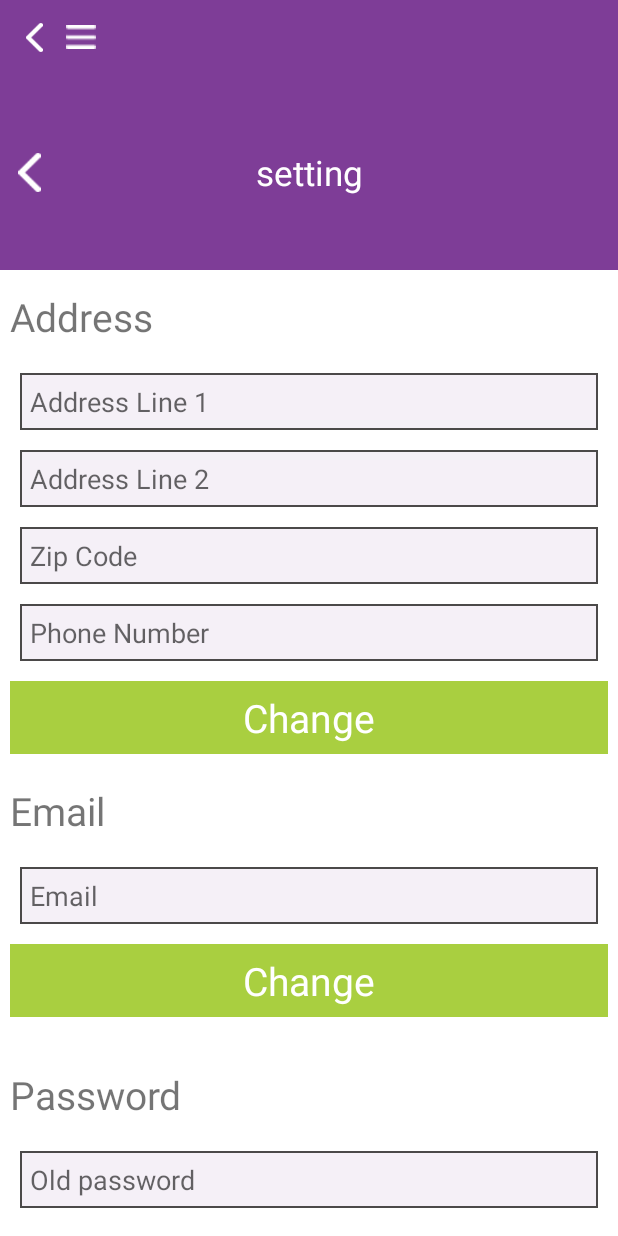
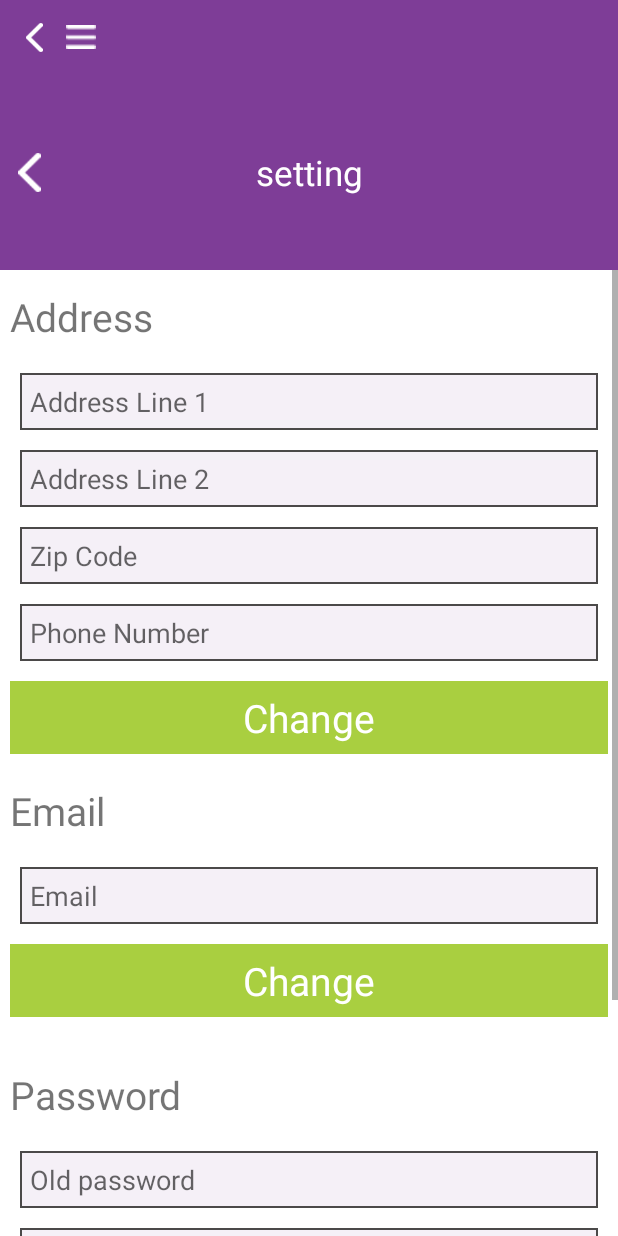
Before and after one commit to RujulGandhi/TeamOn, an Android app: the fragment NavigationFullScreen placed in its activity, on a phone screen of 412 x 824 dp. Run offline under Robolectric (Android 15) with nearby library versions, the phone set to English and light mode, and no system bars; our stand-ins replace sdp/ssp sizes; libraries missing offline, so code that uses them is left out: com.facebook, com.facebook.login, com.sevenheaven.iosswitch, net.cachapa.expandablelayout; plain views replace ExpandableLayout; 5 statements that could not run were skipped.

Commit message:
team ON 8 april after notification and chat....

```diff
--- a/app/src/main/java/com/app/archirayan/teamon/Activity/LoadProductActivity.java
+++ b/app/src/main/java/com/app/archirayan/teamon/Activity/LoadProductActivity.java
@@ -149,6 +149,7 @@ public class LoadProductActivity extends Activity {
                         details.setNotId(notiObject.getString("id"));
                         details.setNotName(notiObject.getString("name"));
                         details.setIsEnable(notiObject.getString("status"));
+                        Log.d("Status: ", notiObject.getString("status"));
                         settingNotificationArray.add(details);
                     }
 
--- a/app/src/main/java/com/app/archirayan/teamon/Adapter/SettingNotificationAdapter.java
+++ b/app/src/main/java/com/app/archirayan/teamon/Adapter/SettingNotificationAdapter.java
@@ -5,24 +5,43 @@ import android.view.View;
 import android.view.ViewGroup;
 import android.widget.BaseAdapter;
 import android.widget.TextView;
+import android.widget.Toast;
 
 import com.app.archirayan.teamon.Model.NotificationSettingDetails;
 import com.app.archirayan.teamon.R;
+import com.app.archirayan.teamon.retrofit.ApiClient;
+import com.app.archirayan.teamon.retrofit.ApiInterface;
+import com.app.archirayan.teamon.retrofit.Model.NotificationUpdate.UpdateSettingDetails;
+import com.google.gson.Gson;
 import com.sevenheaven.iosswitch.ShSwitchView;
 
 import java.util.ArrayList;
+import java.util.HashMap;
+
+import retrofit2.Call;
+import retrofit2.Callback;
+import retrofit2.Response;
+
+import static com.app.archirayan.teamon.Utils.Constant.SETTING_NOTIFICATION;
+import static com.app.archirayan.teamon.Utils.Constant.USERID;
+import static com.app.archirayan.teamon.Utils.Utils.ReadSharePrefrence;
+import static com.app.archirayan.teamon.Utils.Utils.WriteSharePrefrence;
 
 /**
  * Created by archirayan on 06-Apr-17.
  */
 
 public class SettingNotificationAdapter extends BaseAdapter {
+    public String userId;
     ArrayList<NotificationSettingDetails> array;
     Context context;
+    private ApiInterface apiInterface;
+
 
     public SettingNotificationAdapter(Context context, ArrayList<NotificationSettingDetails> array) {
         this.array = array;
         this.context = context;
+        userId = ReadSharePrefrence(context, USERID);
     }
 
     @Override
@@ -41,14 +60,56 @@ public class SettingNotificationAdapter extends BaseAdapter {
     }
 
     @Override
-    public View getView(int i, View view, ViewGroup viewGroup) {
+    public View getView(final int i, View view, ViewGroup viewGroup) {
         View convertView = View.inflate(context, R.layout.adapter_setting_notification, null);
 
-        ShSwitchView switchTv = (ShSwitchView) convertView.findViewById(R.id.adapter_setting_noti_switch);
+        ShSwitchView switchNotification = (ShSwitchView) convertView.findViewById(R.id.adapter_setting_noti_switch);
         TextView nameTv = (TextView) convertView.findViewById(R.id.adapter_setting_noti_name);
+        if (array.get(i).getIsEnable().equalsIgnoreCase("true")) {
 
-        switchTv.setEnabled(true);
+            switchNotification.setOn(true);
+
+        } else {
+
+            switchNotification.setOn(false);
+
+        }
+
         nameTv.setText(array.get(i).getNotName());
+        switchNotification.setOnSwitchStateChangeListener(new ShSwitchView.OnSwitchStateChangeListener() {
+            @Override
+            public void onSwitchStateChange(boolean isOn) {
+                HashMap<String, String> mMap = new HashMap<>();
+                mMap.put("uid", userId);
+                mMap.put("type", array.get(i).getNotId());
+                mMap.put("status", "" + isOn);
+                apiInterface = ApiClient.getClient().create(ApiInterface.class);
+                Call<UpdateSettingDetails> callApi = apiInterface.settingIsUpdated(mMap);
+                callApi.enqueue(new Callback<UpdateSettingDetails>() {
+                    @Override
+                    public void onResponse(Call<UpdateSettingDetails> call, Response<UpdateSettingDetails> response) {
+                        if (response.body() != null) {
+                            if (response.body().getStatus().equalsIgnoreCase("true")) {
+                                Gson gson = new Gson();
+                                array.get(i).setIsEnable("true");
+                                String allSettingNoti = gson.toJson(array);
+                                WriteSharePrefrence(context, SETTING_NOTIFICATION, allSettingNoti);
+                            } else {
+                                Toast.makeText(context, R.string.somethingwentwrong, Toast.LENGTH_SHORT).show();
+                            }
+                        } else {
+                            Toast.makeText(context, R.string.somethingwentwrong, Toast.LENGTH_SHORT).show();
+                        }
+                    }
+
+                    @Override
+                    public void onFailure(Call<UpdateSettingDetails> call, Throwable t) {
+                        Toast.makeText(context, R.string.somethingwentwrong, Toast.LENGTH_SHORT).show();
+                    }
+                });
+            }
+        });
+
 
         return convertView;
     }
--- a/app/src/main/java/com/app/archirayan/teamon/retrofit/ApiInterface.java
+++ b/app/src/main/java/com/app/archirayan/teamon/retrofit/ApiInterface.java
@@ -3,6 +3,7 @@ package com.app.archirayan.teamon.retrofit;
 import com.app.archirayan.teamon.Model.NotificationListDetails;
 import com.app.archirayan.teamon.retrofit.Model.Chat.ChatDetails;
 import com.app.archirayan.teamon.retrofit.Model.EditEmailDetails;
+import com.app.archirayan.teamon.retrofit.Model.NotificationUpdate.UpdateSettingDetails;
 import com.app.archirayan.teamon.retrofit.Model.PaypalBasicRes;
 import com.app.archirayan.teamon.retrofit.Model.PaypalEmail;
 import com.app.archirayan.teamon.retrofit.Model.SendMessageDetails;
@@ -55,4 +56,8 @@ public interface ApiInterface {
     @POST("insert_chat_msg.php")
     Call<SendMessageDetails> addChatData(@FieldMap Map<String, String> hashMap);
 
+    @FormUrlEncoded
+    @POST("enable_disable_notification.php")
+    Call<UpdateSettingDetails> settingIsUpdated(@FieldMap Map<String, String> mMap);
+
 }
--- a/app/src/main/res/layout/adapter_setting_notification.xml
+++ b/app/src/main/res/layout/adapter_setting_notification.xml
@@ -20,7 +20,7 @@
         android:id="@+id/adapter_setting_noti_name"
         android:layout_width="match_parent"
         android:layout_height="@dimen/_30sdp"
-        android:layout_gravity="center|center_horizontal|center_vertical"
+        android:gravity="center|left"
         android:textColor="@color/toolBarPink"
         android:textSize="@dimen/_10sdp" />
 </LinearLayout>
--- a/app/src/main/res/layout/fragment_navigation_setting_main.xml
+++ b/app/src/main/res/layout/fragment_navigation_setting_main.xml
@@ -1,4 +1,5 @@
 <?xml version="1.0" encoding="utf-8"?>
+
 <LinearLayout xmlns:android="http://schemas.android.com/apk/res/android"
     xmlns:app="http://schemas.android.com/apk/res-auto"
     android:layout_width="match_parent"
@@ -30,6 +31,15 @@
 
     </RelativeLayout>
 
+    <ScrollView
+        android:layout_width="match_parent"
+        android:layout_height="match_parent"
+        android:fillViewport="true">
+
+        <LinearLayout
+            android:layout_width="match_parent"
+            android:layout_height="match_parent"
+            android:orientation="vertical">
             <!--<FrameLayout-->
             <!--android:id="@+id/fragment_navigation_setting_main_sub"-->
             <!--android:layout_width="match_parent"-->
@@ -146,3 +156,5 @@
 
             </net.cachapa.expandablelayout.ExpandableLayout>
         </LinearLayout>
+    </ScrollView>
+</LinearLayout>
```
Also changed, not shown: app/src/main/java/com/app/archirayan/teamon/Activity/MainActivity.java (+0 -13 lines), app/src/main/java/com/app/archirayan/teamon/Activity/Test.java (+17 -12 lines), app/src/main/java/com/app/archirayan/teamon/Adapter/ChatAdapter.java (+5 -3 lines), app/src/main/java/com/app/archirayan/teamon/Fcm/MyMessagingService.java (+2 -14 lines), app/src/main/java/com/app/archirayan/teamon/retrofit/Model/NotificationUpdate/UpdateSettingDetails.java (added, +31 -0 lines). Lines whose indentation alone changed are shown as unchanged.
